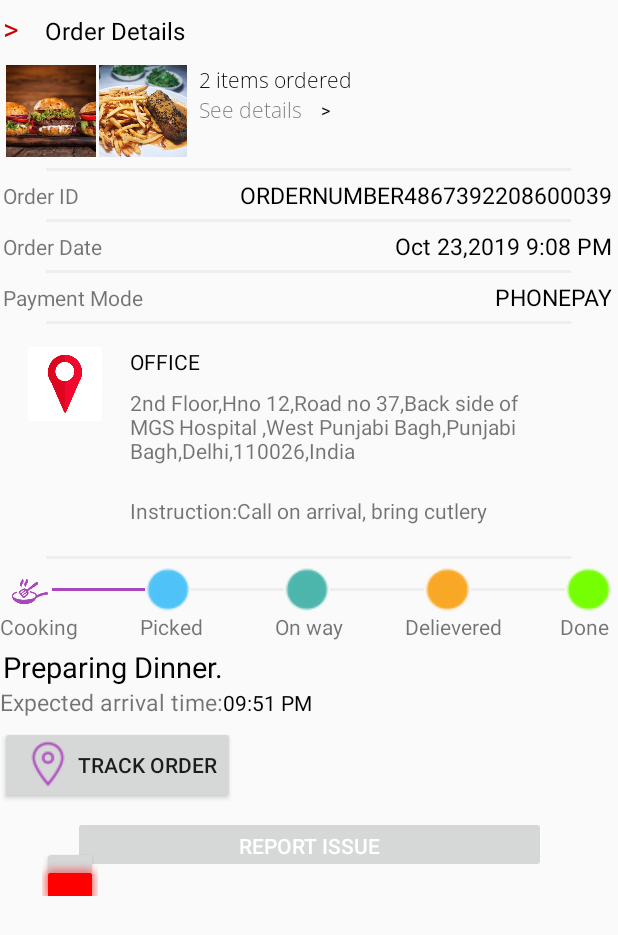
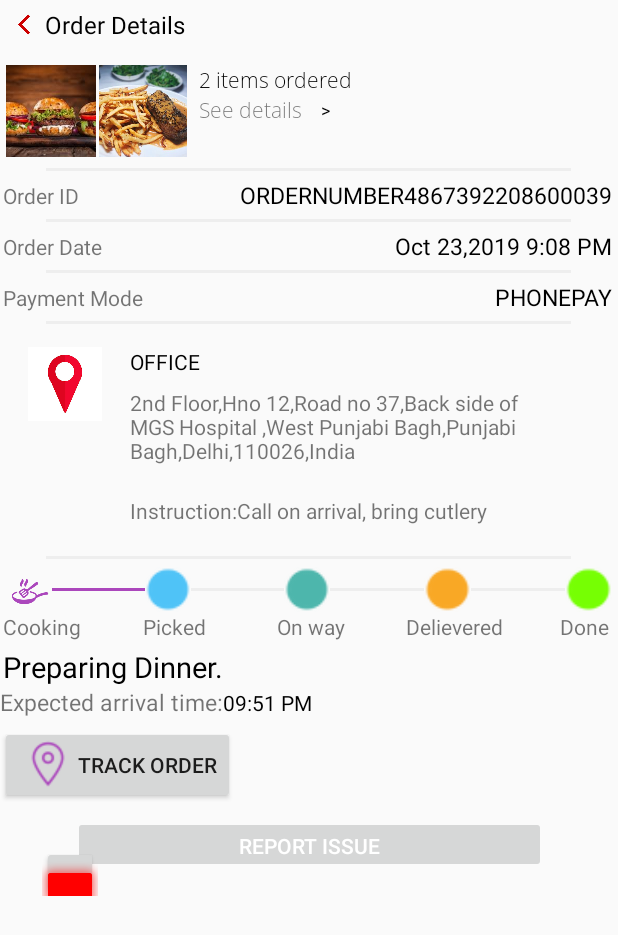
Before and after one commit to saurabh277/Assignment-, an Android app: the screen it shows after launch (MainActivity), on a phone screen of 412 x 824 dp. Shown: the top 935 px of the screen. Run offline under Robolectric (Android 15) with nearby library versions, the phone set to English and light mode, and no system bars.

Commit message:
assignment updated

```diff
--- a/app/src/main/res/layout/activity_main.xml
+++ b/app/src/main/res/layout/activity_main.xml
@@ -13,12 +13,13 @@
         android:layout_height="wrap_content"
         android:layout_marginTop="5dp"
         android:orientation="horizontal">
-        <TextView
+
+        <ImageView
             android:layout_width="28dp"
             android:layout_height="match_parent"
             android:gravity="start"
-            android:text=">"
-            android:textColor="@android:color/holo_red_dark"
+            android:src="@drawable/arrow"
+            android:tint="@android:color/holo_red_dark"
             android:textSize="20sp" />
         <TextView
             android:layout_width="match_parent"
@@ -330,6 +331,7 @@
 
     <androidx.constraintlayout.widget.ConstraintLayout
         android:layout_width="match_parent"
+        android:layout_marginStart="2dp"
         android:layout_height="wrap_content">
 
         <TextView
```
Also changed, not shown: app/src/main/java/com/example/assignment/MainActivity.java (line endings or trailing spaces), app/src/main/res/drawable/arrow.webp (added).
